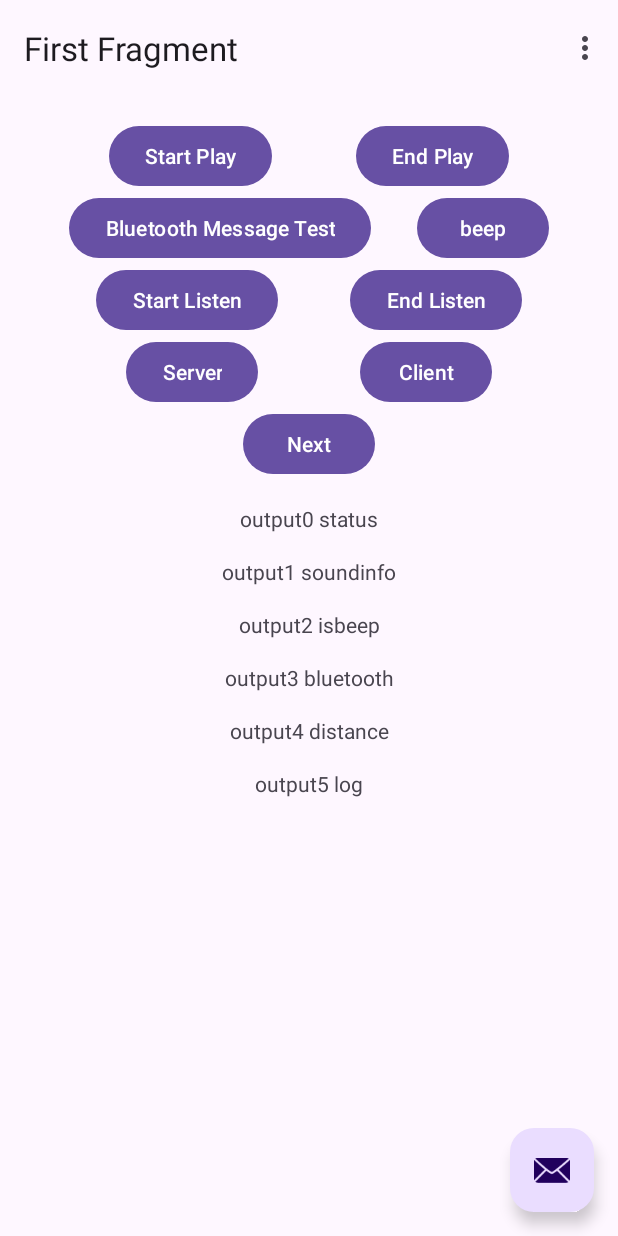
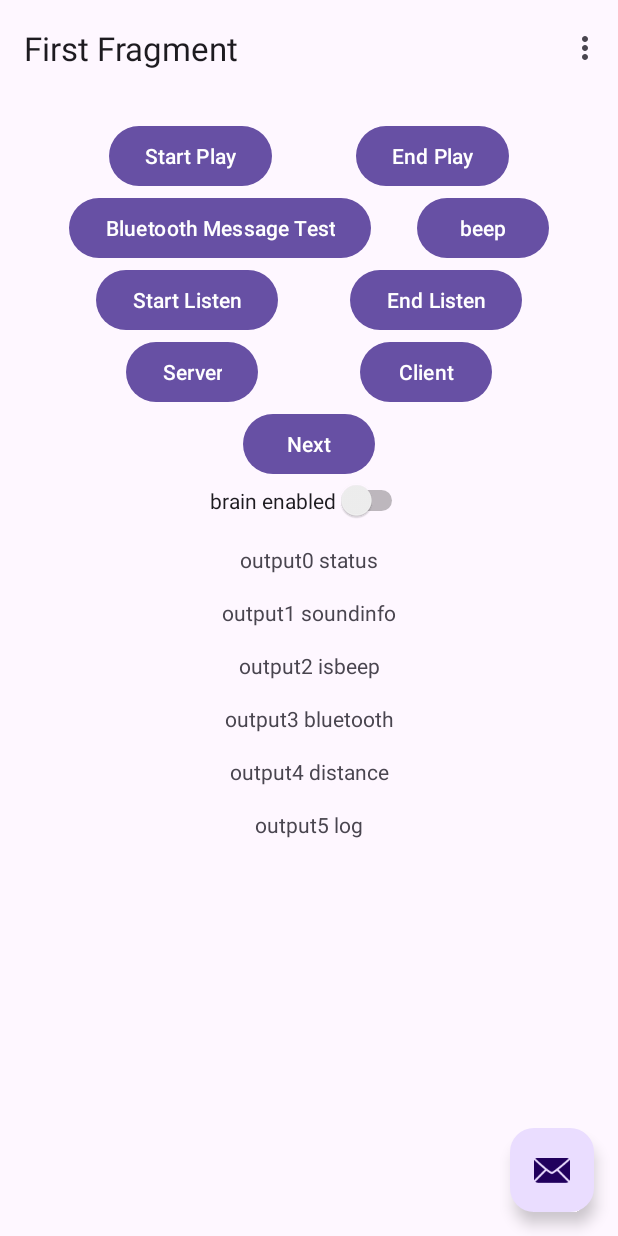
Before and after one commit to a7543/Ranging, an Android app: the screen it shows after launch (MainActivity), on a phone screen of 412 x 824 dp. Run offline under Robolectric (Android 15) with nearby library versions, the phone set to English and light mode, and no system bars; our stand-ins replace navigation-ui.

Commit message:
Add switch to disable brain

```diff
--- a/app/src/main/java/com/scscscc/ranging/FirstFragment.java
+++ b/app/src/main/java/com/scscscc/ranging/FirstFragment.java
@@ -49,7 +49,6 @@ public class FirstFragment extends Fragment {
         myRecorder = new MyRecorder(theBrain, getContext(), handler);
         myPlayer = new MyPlayer(theBrain, getContext());
         theBrain.myPlayer = myPlayer;
-
         return binding.getRoot();
     }
 
@@ -72,7 +71,7 @@ public class FirstFragment extends Fragment {
             @Override
             public void onClick(View view) {
                 binding.textviewOut0.setText("Started Playing");
-                myPlayer.startPlaying(false,0, 2000);
+                myPlayer.startPlaying(false, 0, 2000);
             }
         });
         binding.buttonEndPlay.setOnClickListener(new View.OnClickListener() {
@@ -121,6 +120,9 @@ public class FirstFragment extends Fragment {
                         .navigate(R.id.action_FirstFragment_to_SecondFragment);
             }
         });
+        binding.switch1.setOnCheckedChangeListener((buttonView, isChecked) -> {
+            theBrain.enable = isChecked;
+        });
     }
 
     @Override
--- a/app/src/main/java/com/scscscc/ranging/TheBrain.java
+++ b/app/src/main/java/com/scscscc/ranging/TheBrain.java
@@ -6,6 +6,7 @@ import android.os.Build;
 import android.os.Handler;
 import android.os.Message;
 import android.util.Log;
+import android.widget.Switch;
 
 import java.io.FileInputStream;
 import java.io.FileNotFoundException;
@@ -39,6 +40,7 @@ public class TheBrain {
     public MyPlayer myPlayer;
     public BluetoothService bluetoothService;
 
+    public boolean enable = false;
 
     private void genChirp(int timeInMillis, float freq1, float freq2) {
 
@@ -65,6 +67,8 @@ public class TheBrain {
     }
 
     public void report(int type, long value) {
+        if(!enable)
+            return;
         if (type == DATA_A0) {
             clear();
             data[DATA_A0] = value;
--- a/app/src/main/res/layout/fragment_first.xml
+++ b/app/src/main/res/layout/fragment_first.xml
@@ -96,10 +96,20 @@
             android:layout_width="wrap_content"
             android:layout_height="wrap_content"
             android:text="@string/next"
+            app:layout_constraintBottom_toTopOf="@id/switch1"
+            app:layout_constraintEnd_toEndOf="parent"
+            app:layout_constraintStart_toStartOf="parent"
+            app:layout_constraintTop_toBottomOf="@id/button_bluetooth_server" />
+
+        <Switch
+            android:id="@+id/switch1"
+            android:layout_width="wrap_content"
+            android:layout_height="wrap_content"
+            android:text="brain enabled"
             app:layout_constraintBottom_toTopOf="@id/textview_out0"
             app:layout_constraintEnd_toEndOf="parent"
             app:layout_constraintStart_toStartOf="parent"
-            app:layout_constraintTop_toBottomOf="@id/button_bluetooth_server" />
+            app:layout_constraintTop_toBottomOf="@id/button_first" />
 
         <TextView
             android:id="@+id/textview_out0"
@@ -110,7 +120,7 @@
             app:layout_constraintBottom_toTopOf="@id/textview_out1"
             app:layout_constraintEnd_toEndOf="parent"
             app:layout_constraintStart_toStartOf="parent"
-            app:layout_constraintTop_toBottomOf="@id/button_first" />
+            app:layout_constraintTop_toBottomOf="@id/switch1" />
 
         <TextView
             android:id="@+id/textview_out1"
@@ -166,5 +176,7 @@
             app:layout_constraintEnd_toEndOf="parent"
             app:layout_constraintStart_toStartOf="parent"
             app:layout_constraintTop_toBottomOf="@id/textview_out4" />
+
+
     </androidx.constraintlayout.widget.ConstraintLayout>
 </androidx.core.widget.NestedScrollView>
```
